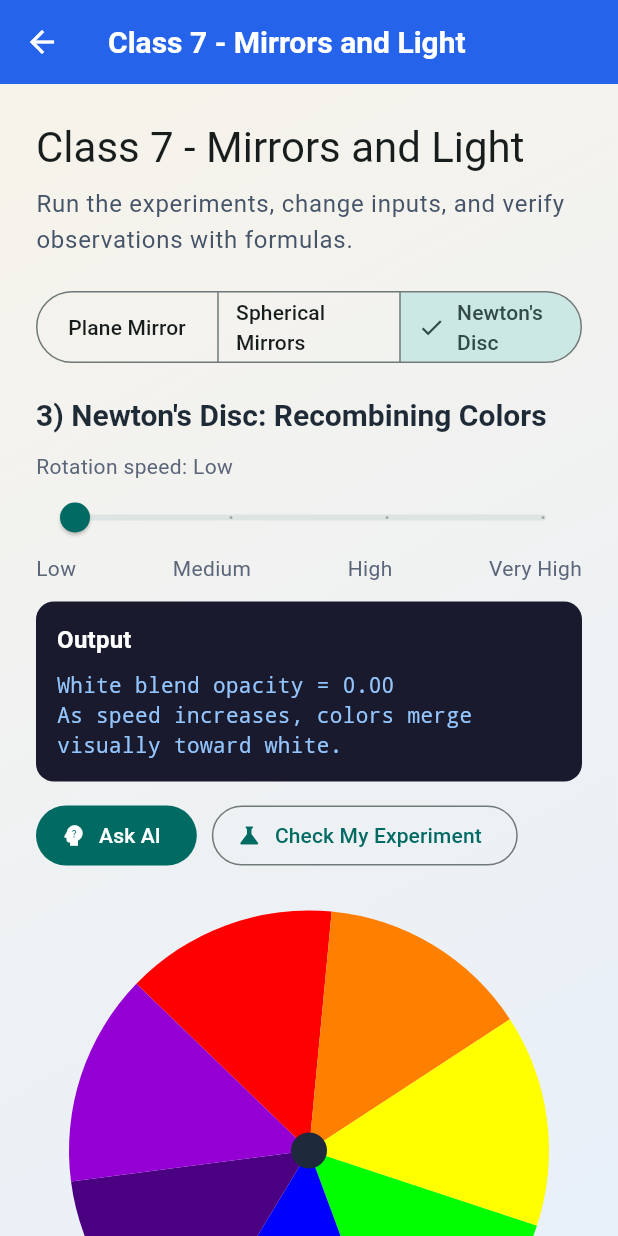
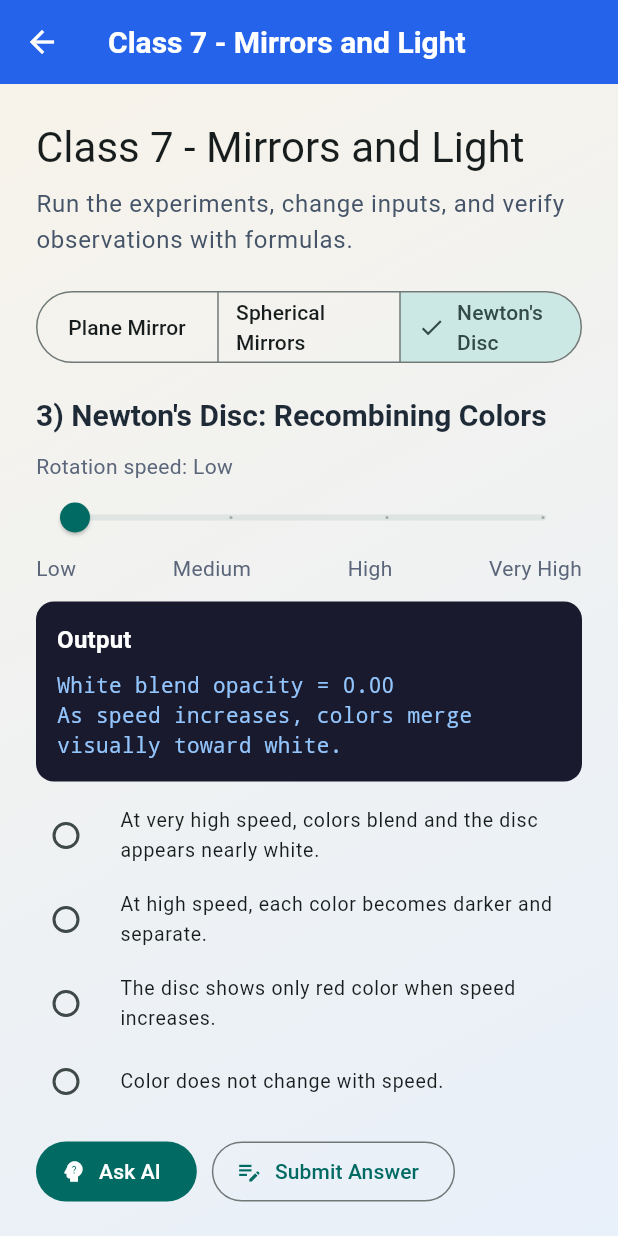
Before and after one commit to Manasayasaswini/Kinetic-Insight, a Flutter app: the Class7LabScreenEntry screen opened directly, after a tap on "Spherical Mirrors", after a tap on "Newton's Disc", on a phone screen of 412 x 824 dp. Run offline on Flutter 3.47's test engine with Material 3 defaults, Android fonts, the light colour scheme and no system bars.

Commit message:
Simplify Newton AI flow to option-based answers with bot feedback
Entire-Checkpoint: 750442fa132c

```diff
--- a/class11_flutter/lib/features/ai/data/ai_tutor_models.dart
+++ b/class11_flutter/lib/features/ai/data/ai_tutor_models.dart
@@ -27,12 +27,20 @@ class AiTutorResponse {
     required this.feedback,
     required this.nextStep,
     required this.status,
+    required this.options,
+    required this.isCorrect,
+    required this.botMood,
+    required this.answerReview,
   });
 
   final String question;
   final String feedback;
   final String nextStep;
   final String status;
+  final List<String> options;
+  final bool? isCorrect;
+  final String botMood;
+  final String answerReview;
 
   factory AiTutorResponse.fromJson(Map<String, dynamic> json) {
     return AiTutorResponse(
@@ -40,6 +48,12 @@ class AiTutorResponse {
       feedback: (json['feedback'] ?? '').toString(),
       nextStep: (json['nextStep'] ?? '').toString(),
       status: (json['status'] ?? '').toString(),
+      options: (json['options'] as List<dynamic>? ?? const [])
+          .map((item) => item.toString())
+          .toList(),
+      isCorrect: json['isCorrect'] is bool ? json['isCorrect'] as bool : null,
+      botMood: (json['botMood'] ?? 'neutral').toString(),
+      answerReview: (json['answerReview'] ?? '').toString(),
     );
   }
 }
--- a/class11_flutter/lib/features/class7/presentation/class7_lab_screen.dart
+++ b/class11_flutter/lib/features/class7/presentation/class7_lab_screen.dart
@@ -18,6 +18,12 @@ class Class7LabScreen extends StatefulWidget {
 class _Class7LabScreenState extends State<Class7LabScreen>
     with SingleTickerProviderStateMixin {
   static const _maxNewtonLevel = 3.0;
+  static const _defaultNewtonOptions = <String>[
+    'At very high speed, colors blend and the disc appears nearly white.',
+    'At high speed, each color becomes darker and separate.',
+    'The disc shows only red color when speed increases.',
+    'Color does not change with speed.',
+  ];
 
   _Class7Experiment _active = _Class7Experiment.planeMirror;
 
@@ -45,6 +51,11 @@ class _Class7LabScreenState extends State<Class7LabScreen>
   String? _aiQuestion;
   String? _aiFeedback;
   String? _aiNextStep;
+  List<String> _aiOptions = _defaultNewtonOptions;
+  int? _selectedOption;
+  bool? _aiIsCorrect;
+  String _aiBotMood = 'neutral';
+  String _aiAnswerReview = '';
 
   String? _inputError;
 
@@ -117,6 +128,13 @@ class _Class7LabScreenState extends State<Class7LabScreen>
         _aiQuestion = response.question;
         _aiFeedback = response.feedback;
         _aiNextStep = response.nextStep;
+        _aiOptions = response.options.isEmpty
+            ? _defaultNewtonOptions
+            : response.options;
+        _selectedOption = null;
+        _aiIsCorrect = response.isCorrect;
+        _aiBotMood = response.botMood;
+        _aiAnswerReview = response.answerReview;
       });
     } catch (e) {
       if (!mounted) return;
@@ -132,7 +150,14 @@ class _Class7LabScreenState extends State<Class7LabScreen>
     }
   }
 
-  Future<void> _checkExperimentWithAi() async {
+  Future<void> _checkAnswerWithAi() async {
+    if (_selectedOption == null) {
+      setState(() {
+        _aiError = 'Choose one option first.';
+      });
+      return;
+    }
+
     setState(() {
       _aiLoading = true;
       _aiError = null;
@@ -143,11 +168,12 @@ class _Class7LabScreenState extends State<Class7LabScreen>
         AiTutorRequest(
           classId: '7',
           experimentId: 'newton_disc',
-          mode: 'ask_or_feedback',
+          mode: 'check_answer',
           studentState: <String, dynamic>{
             'speedLevel': _speedLabel(_newtonSpeedLevel),
             'computed': <String, dynamic>{'whiteOpacity': _currentWhiteOpacity},
-            'step': 'observation_done',
+            'step': 'answer_submitted',
+            'selectedOption': _selectedOption,
           },
         ),
       );
@@ -157,6 +183,12 @@ class _Class7LabScreenState extends State<Class7LabScreen>
         _aiQuestion = response.question;
         _aiFeedback = response.feedback;
         _aiNextStep = response.nextStep;
+        _aiOptions = response.options.isEmpty
+            ? _defaultNewtonOptions
+            : response.options;
+        _aiIsCorrect = response.isCorrect;
+        _aiBotMood = response.botMood;
+        _aiAnswerReview = response.answerReview;
       });
     } catch (e) {
       if (!mounted) return;
@@ -314,8 +346,16 @@ class _Class7LabScreenState extends State<Class7LabScreen>
                       aiQuestion: _aiQuestion,
                       aiFeedback: _aiFeedback,
                       aiNextStep: _aiNextStep,
+                      aiOptions: _aiOptions,
+                      selectedOption: _selectedOption,
+                      aiIsCorrect: _aiIsCorrect,
+                      aiBotMood: _aiBotMood,
+                      aiAnswerReview: _aiAnswerReview,
                       onAskAi: _askAiQuestion,
-                      onCheckExperiment: _checkExperimentWithAi,
+                      onSubmitAnswer: _checkAnswerWithAi,
+                      onOptionSelected: (value) {
+                        setState(() => _selectedOption = value);
+                      },
                       onSpeedLevelChanged: (value) {
                         setState(() => _newtonSpeedLevel = value);
                         _updateDiscSpeed();
@@ -733,8 +773,14 @@ class _NewtonsDiscExperiment extends StatelessWidget {
     required this.aiQuestion,
     required this.aiFeedback,
     required this.aiNextStep,
+    required this.aiOptions,
+    required this.selectedOption,
+    required this.aiIsCorrect,
+    required this.aiBotMood,
+    required this.aiAnswerReview,
     required this.onAskAi,
-    required this.onCheckExperiment,
+    required this.onSubmitAnswer,
+    required this.onOptionSelected,
     required this.onSpeedLevelChanged,
   });
 
@@ -746,8 +792,14 @@ class _NewtonsDiscExperiment extends StatelessWidget {
   final String? aiQuestion;
   final String? aiFeedback;
   final String? aiNextStep;
+  final List<String> aiOptions;
+  final int? selectedOption;
+  final bool? aiIsCorrect;
+  final String aiBotMood;
+  final String aiAnswerReview;
   final Future<void> Function() onAskAi;
-  final Future<void> Function() onCheckExperiment;
+  final Future<void> Function() onSubmitAnswer;
+  final ValueChanged<int> onOptionSelected;
   final ValueChanged<double> onSpeedLevelChanged;
 
   @override
@@ -792,6 +844,26 @@ class _NewtonsDiscExperiment extends StatelessWidget {
               'White blend opacity = ${whiteOpacity.toStringAsFixed(2)}\n'
               'As speed increases, colors merge visually toward white.',
         ),
+        if (aiQuestion != null) ...[
+          const SizedBox(height: 12),
+          Text(aiQuestion!, style: theme.textTheme.titleMedium),
+        ],
+        if (aiOptions.isNotEmpty) ...[
+          const SizedBox(height: 8),
+          for (var i = 0; i < aiOptions.length; i++)
+            RadioListTile<int>(
+              value: i,
+              groupValue: selectedOption,
+              onChanged: aiLoading
+                  ? null
+                  : (value) {
+                      if (value != null) onOptionSelected(value);
+                    },
+              title: Text(aiOptions[i]),
+              dense: true,
+              contentPadding: EdgeInsets.zero,
+            ),
+        ],
         const SizedBox(height: 12),
         Row(
           children: [
@@ -802,9 +874,9 @@ class _NewtonsDiscExperiment extends StatelessWidget {
             ),
             const SizedBox(width: 10),
             OutlinedButton.icon(
-              onPressed: aiLoading ? null : onCheckExperiment,
-              icon: const Icon(Icons.science),
-              label: const Text('Check My Experiment'),
+              onPressed: aiLoading ? null : onSubmitAnswer,
+              icon: const Icon(Icons.edit_note),
+              label: const Text('Submit Answer'),
             ),
             if (aiLoading) ...[
               const SizedBox(width: 12),
@@ -832,7 +904,40 @@ class _NewtonsDiscExperiment extends StatelessWidget {
             body:
                 'Question: ${aiQuestion ?? '-'}\n'
                 'Feedback: ${aiFeedback ?? '-'}\n'
-                'Next Step: ${aiNextStep ?? '-'}',
+                'Next Step: ${aiNextStep ?? '-'}\n'
+                'Answer Review: ${aiAnswerReview.isEmpty ? '-' : aiAnswerReview}',
+          ),
+        ],
+        if (aiIsCorrect != null) ...[
+          const SizedBox(height: 10),
+          Row(
+            children: [
+              Builder(
+                builder: (context) {
+                  final happy = aiBotMood == 'happy';
+                  return CircleAvatar(
+                    backgroundColor: happy
+                        ? const Color(0xFFDCFCE7)
+                        : const Color(0xFFFEE2E2),
+                    child: Icon(
+                      happy ? Icons.smart_toy : Icons.smart_toy_outlined,
+                      color: happy
+                          ? const Color(0xFF15803D)
+                          : const Color(0xFFB91C1C),
+                    ),
+                  );
+                },
+              ),
+              const SizedBox(width: 10),
+              Expanded(
+                child: Text(
+                  aiIsCorrect == true
+                      ? 'Yes your experiment is correct little scientist! ...\nYess! You got the correct answer!'
+                      : 'You have done a try... the correct way is to increase speed and observe blending toward white.',
+                  style: theme.textTheme.bodyMedium,
+                ),
+              ),
+            ],
           ),
         ],
         const SizedBox(height: 16),
```
Also changed, not shown: 3 other files.
